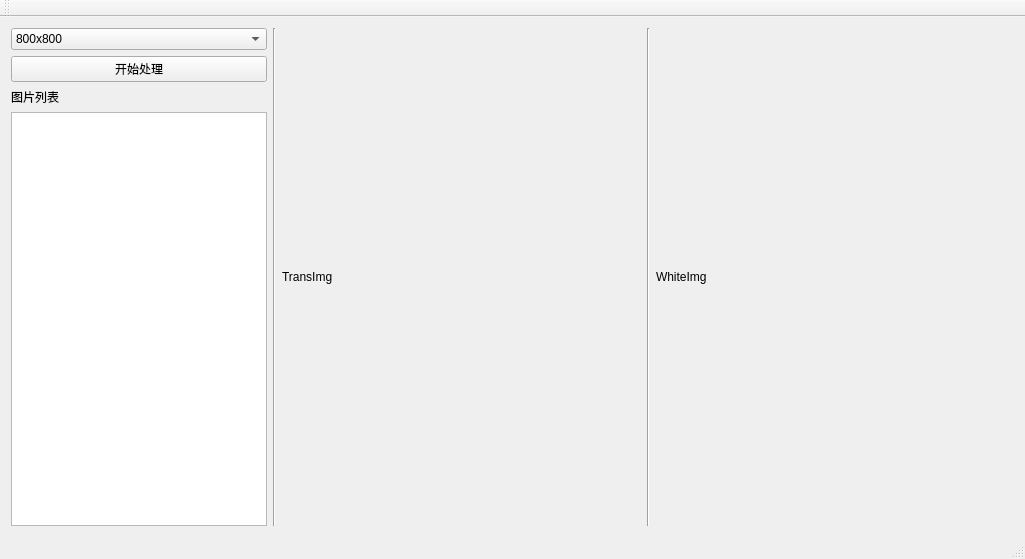
First picture: the form in qt_project/MainWindow.ui, repository hejiangda/DaDaXiuXiu, before the edit.
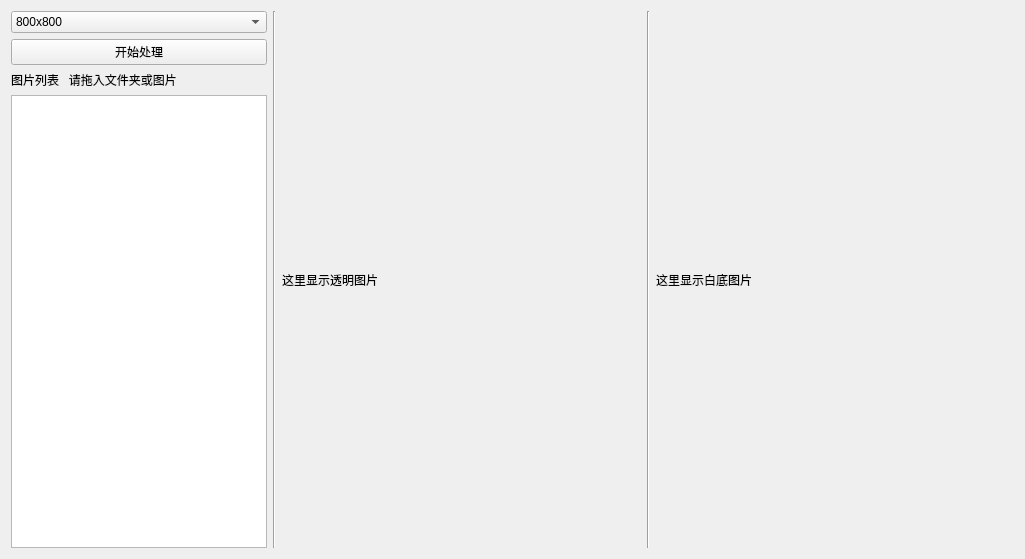
Second picture: the form after the edit. Icons and pictures are not drawn.

What changed in the file:
```diff
--- a/qt_project/MainWindow.ui
+++ b/qt_project/MainWindow.ui
@@ -67,7 +67,7 @@
       <item>
        <widget class="QLabel" name="imgLabel">
         <property name="text">
-         <string>图片列表</string>
+         <string>图片列表   请拖入文件夹或图片</string>
         </property>
        </widget>
       </item>
@@ -110,7 +110,7 @@
          </sizepolicy>
         </property>
         <property name="text">
-         <string>WhiteImg</string>
+         <string>这里显示白底图片</string>
         </property>
        </widget>
       </item>
@@ -130,7 +130,7 @@
          </sizepolicy>
         </property>
         <property name="text">
-         <string>TransImg</string>
+         <string>这里显示透明图片</string>
         </property>
        </widget>
       </item>
@@ -138,25 +138,6 @@
     </item>
    </layout>
   </widget>
-  <widget class="QMenuBar" name="menuBar">
-   <property name="geometry">
-    <rect>
-     <x>0</x>
-     <y>0</y>
-     <width>1025</width>
-     <height>28</height>
-    </rect>
-   </property>
-  </widget>
-  <widget class="QToolBar" name="mainToolBar">
-   <attribute name="toolBarArea">
-    <enum>TopToolBarArea</enum>
-   </attribute>
-   <attribute name="toolBarBreak">
-    <bool>true</bool>
-   </attribute>
-  </widget>
-  <widget class="QStatusBar" name="statusBar"/>
  </widget>
  <layoutdefault spacing="6" margin="11"/>
  <resources/>
```
Left out of the diff: 15 changed lines with no effect on the pictures.
